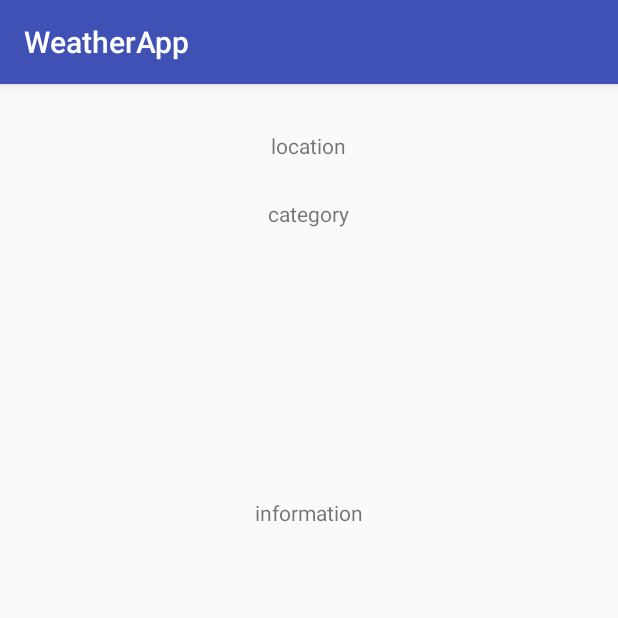
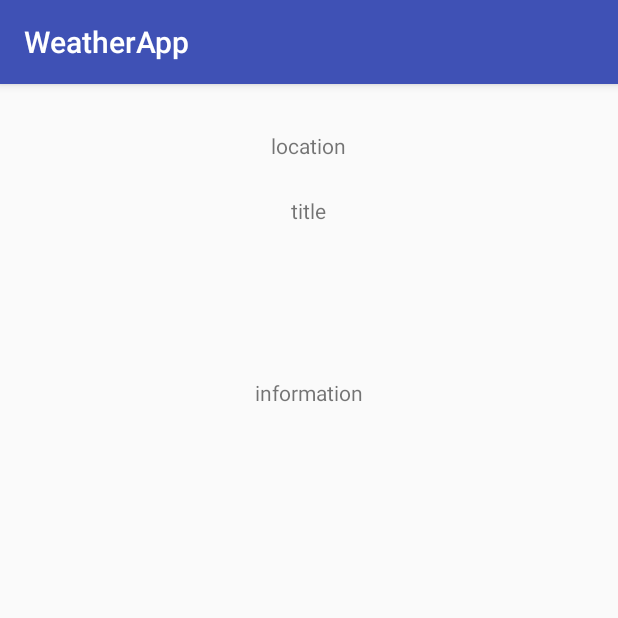
Before and after one commit to dpulsifer/CSCI4176-A3, an Android app: the DetailActivity screen opened directly, with no data from a screen before it, on a phone screen of 412 x 824 dp, the top half of it. Run offline under Robolectric (Android 15) with nearby library versions, the phone set to English and light mode, and no system bars; 4 statements that could not run were skipped.

Commit message:
Refactored update time and title in detail view display

```diff
--- a/app/src/main/java/cs/dal/weatherapp/DetailActivity.java
+++ b/app/src/main/java/cs/dal/weatherapp/DetailActivity.java
@@ -11,7 +11,7 @@ import cs.dal.weatherapp.weather.WeatherForecast;
 public class DetailActivity extends AppCompatActivity {
 
     TextView detailLocation;
-    TextView detailCategory;
+    TextView detailTitle;
     TextView detailInfo;
 
 
@@ -21,14 +21,14 @@ public class DetailActivity extends AppCompatActivity {
         setContentView(R.layout.activity_detail);
 
         detailLocation = (TextView)findViewById(R.id.detailLocation);
-        detailCategory = (TextView)findViewById(R.id.detailCategory);
+        detailTitle = (TextView)findViewById(R.id.detailTitle);
         detailInfo = (TextView)findViewById(R.id.detailInfo);
 
         WeatherForecast currentForecast = GetWeather.getWeatherForecast();
         ForecastEntry currentEntry = currentForecast.getForecast().get(getIntent().getExtras().getInt("DETAIL_SELECTION"));
 
         detailLocation.setText(currentForecast.getLocation());
-        detailCategory.setText(currentEntry.getCategory());
+        detailTitle.setText(currentEntry.getTitle().split("\\:", 2)[0]);
         detailInfo.setText(currentEntry.getSummary());
 
     }
--- a/app/src/main/java/cs/dal/weatherapp/MainActivity.java
+++ b/app/src/main/java/cs/dal/weatherapp/MainActivity.java
@@ -50,7 +50,7 @@ public class MainActivity extends AppCompatActivity {
 
             WeatherForecast currentForecast = GetWeather.getWeatherForecast();
             locationView.setText(GetWeather.getLocationName());
-            updateView.setText(currentForecast.getUpdateTime());
+            updateView.setText(currentForecast.getUpdateTime().replace("T", " ").replace("Z", ""));
 
             adapter = new ArrayAdapter<>(this, android.R.layout.simple_list_item_1, currentForecast.getShortForecast());
             listView.setAdapter(adapter);
--- a/app/src/main/java/cs/dal/weatherapp/weather/WeatherLoaderTask.java
+++ b/app/src/main/java/cs/dal/weatherapp/weather/WeatherLoaderTask.java
@@ -37,6 +37,7 @@ public class WeatherLoaderTask extends AsyncTask<Void, Void, Void> {
 
         if ((db.isCurrentSet()) && (db.getCurrent() != -1)) {
             GetWeather.setLocationXML(db.getLocation(db.getCurrent()).get_url());
+            GetWeather.setLocationName(db.getLocation(db.getCurrent()).get_location());
         } else { return null; }
         try {
             pullParserFactory = XmlPullParserFactory.newInstance();
--- a/app/src/main/res/layout/activity_detail.xml
+++ b/app/src/main/res/layout/activity_detail.xml
@@ -9,15 +9,6 @@
     android:paddingRight="@dimen/activity_horizontal_margin"
     android:paddingTop="@dimen/activity_vertical_margin"
     tools:context="cs.dal.weatherapp.DetailActivity">
-
-    <TextView
-        android:text="category"
-        android:layout_width="wrap_content"
-        android:layout_height="wrap_content"
-        android:layout_below="@+id/detailLocation"
-        android:layout_centerHorizontal="true"
-        android:layout_marginTop="26dp"
-        android:id="@+id/detailCategory" />
 
     <TextView
         android:text="location"
@@ -37,4 +28,13 @@
         android:layout_centerHorizontal="true"
         android:layout_marginTop="180dp" />
 
+    <TextView
+        android:text="title"
+        android:layout_width="wrap_content"
+        android:layout_height="wrap_content"
+        android:layout_marginTop="24dp"
+        android:id="@+id/detailTitle"
+        android:layout_below="@+id/detailLocation"
+        android:layout_centerHorizontal="true" />
+
 </RelativeLayout>
```
